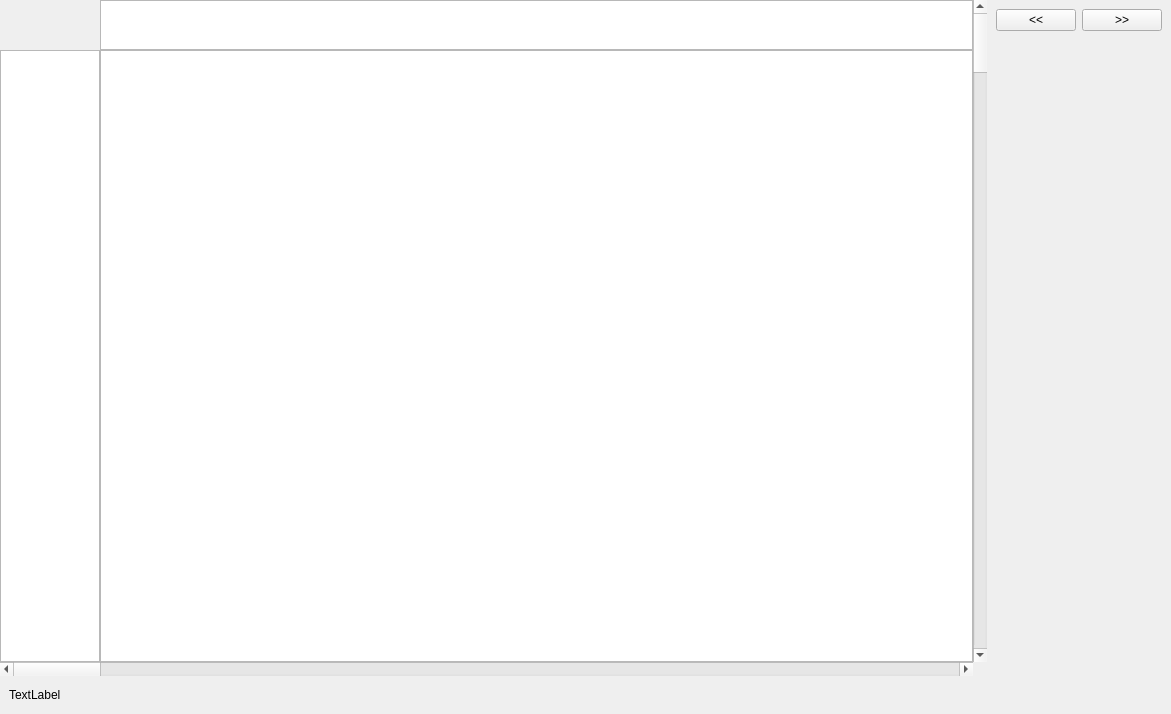
The window that Hotel/chartwindow.ui (End1-1/Cafe5) describes before a commit, drawn with Qt 5.
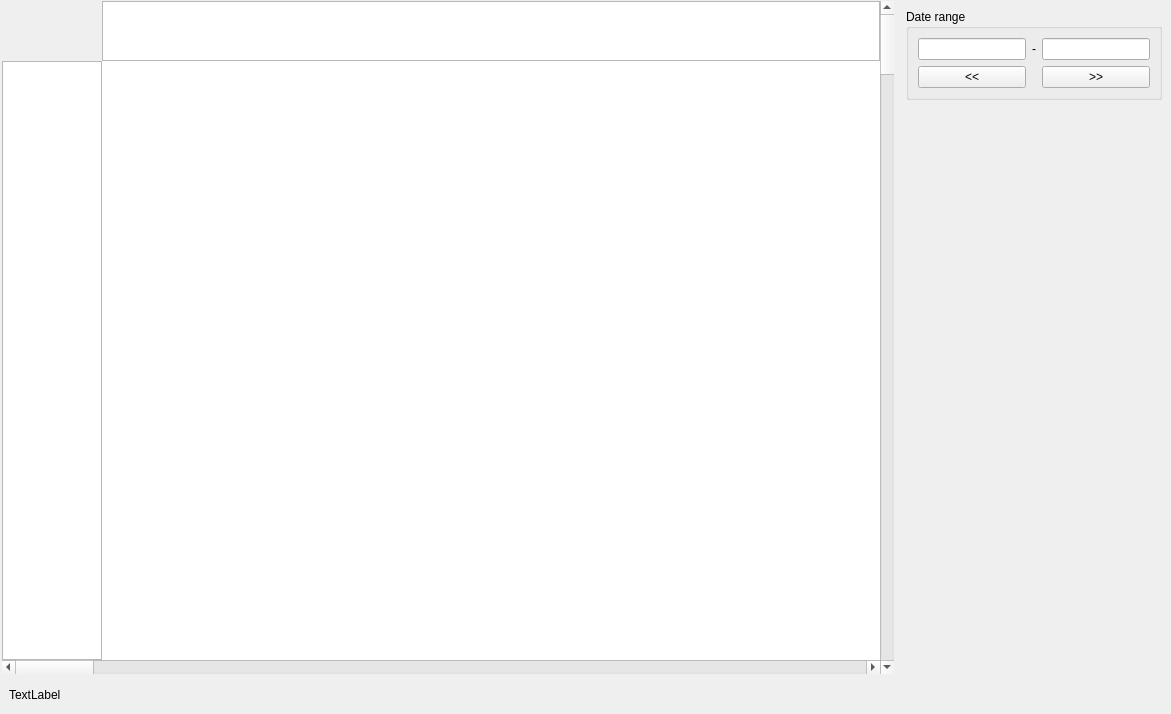
The same window after the commit. Custom widgets are drawn as their Qt base class.

Commit message: Start store output handler

The edit to the form file:
```diff
--- a/Hotel/chartwindow.ui
+++ b/Hotel/chartwindow.ui
@@ -13,7 +13,7 @@
   <property name="windowTitle">
    <string>Form</string>
   </property>
-  <layout class="QGridLayout" name="gridLayout">
+  <layout class="QGridLayout" name="gridLayout_3">
    <property name="leftMargin">
     <number>0</number>
    </property>
@@ -27,45 +27,10 @@
     <number>0</number>
    </property>
    <property name="spacing">
-    <number>0</number>
+    <number>1</number>
    </property>
-   <item row="1" column="2">
-    <widget class="QGraphicsView" name="graphicsView">
-     <property name="minimumSize">
-      <size>
-       <width>0</width>
-       <height>50</height>
-      </size>
-     </property>
-     <property name="maximumSize">
-      <size>
-       <width>16777215</width>
-       <height>50</height>
-      </size>
-     </property>
-    </widget>
-   </item>
-   <item row="2" column="1">
-    <widget class="QGraphicsView" name="graphicsView_3">
-     <property name="minimumSize">
-      <size>
-       <width>100</width>
-       <height>0</height>
-      </size>
-     </property>
-     <property name="maximumSize">
-      <size>
-       <width>100</width>
-       <height>16777215</height>
-      </size>
-     </property>
-    </widget>
-   </item>
-   <item row="2" column="2">
-    <widget class="QGraphicsView" name="graphicsView_2"/>
-   </item>
-   <item row="4" column="0" colspan="5">
-    <widget class="QWidget" name="widget" native="true">
+   <item row="3" column="0" colspan="4">
+    <widget class="QWidget" name="wstatus" native="true">
      <layout class="QHBoxLayout" name="horizontalLayout">
       <item>
        <widget class="QLabel" name="label">
@@ -90,42 +55,186 @@
      </layout>
     </widget>
    </item>
-   <item row="0" column="4" rowspan="4">
-    <widget class="QWidget" name="widget_2" native="true">
-     <layout class="QFormLayout" name="formLayout">
-      <item row="0" column="0">
-       <widget class="QPushButton" name="btnBack">
-        <property name="text">
-         <string>&lt;&lt;</string>
+   <item row="0" column="1" rowspan="2">
+    <widget class="QWidget" name="wchart" native="true">
+     <property name="sizePolicy">
+      <sizepolicy hsizetype="Preferred" vsizetype="Preferred">
+       <horstretch>2</horstretch>
+       <verstretch>2</verstretch>
+      </sizepolicy>
+     </property>
+     <layout class="QGridLayout" name="gridLayout">
+      <property name="leftMargin">
+       <number>1</number>
+      </property>
+      <property name="topMargin">
+       <number>1</number>
+      </property>
+      <property name="rightMargin">
+       <number>1</number>
+      </property>
+      <property name="bottomMargin">
+       <number>1</number>
+      </property>
+      <property name="spacing">
+       <number>0</number>
+      </property>
+      <item row="3" column="0" colspan="2">
+       <widget class="QScrollBar" name="horizontalScrollBar">
+        <property name="orientation">
+         <enum>Qt::Horizontal</enum>
+        </property>
+       </widget>
+      </item>
+      <item row="2" column="1">
+       <widget class="QGraphicsView" name="graphicsView_2">
+        <property name="frameShape">
+         <enum>QFrame::NoFrame</enum>
+        </property>
+        <property name="lineWidth">
+         <number>0</number>
+        </property>
+        <property name="verticalScrollBarPolicy">
+         <enum>Qt::ScrollBarAlwaysOff</enum>
+        </property>
+        <property name="horizontalScrollBarPolicy">
+         <enum>Qt::ScrollBarAlwaysOff</enum>
+        </property>
+        <property name="alignment">
+         <set>Qt::AlignLeading|Qt::AlignLeft|Qt::AlignTop</set>
         </property>
        </widget>
       </item>
       <item row="0" column="1">
-       <widget class="QPushButton" name="btnForward">
-        <property name="text">
-         <string>&gt;&gt;</string>
+       <widget class="QGraphicsView" name="gvDate">
+        <property name="minimumSize">
+         <size>
+          <width>0</width>
+          <height>60</height>
+         </size>
         </property>
+        <property name="maximumSize">
+         <size>
+          <width>16777215</width>
+          <height>60</height>
+         </size>
+        </property>
+        <property name="verticalScrollBarPolicy">
+         <enum>Qt::ScrollBarAlwaysOff</enum>
+        </property>
+        <property name="horizontalScrollBarPolicy">
+         <enum>Qt::ScrollBarAlwaysOff</enum>
+        </property>
+        <property name="alignment">
+         <set>Qt::AlignLeading|Qt::AlignLeft|Qt::AlignTop</set>
+        </property>
        </widget>
       </item>
+      <item row="2" column="0">
+       <widget class="QGraphicsView" name="graphicsView_3">
+        <property name="minimumSize">
+         <size>
+          <width>100</width>
+          <height>0</height>
+         </size>
+        </property>
+        <property name="maximumSize">
+         <size>
+          <width>100</width>
+          <height>16777215</height>
+         </size>
+        </property>
+        <property name="verticalScrollBarPolicy">
+         <enum>Qt::ScrollBarAlwaysOff</enum>
+        </property>
+        <property name="horizontalScrollBarPolicy">
+         <enum>Qt::ScrollBarAlwaysOff</enum>
+        </property>
+        <property name="alignment">
+         <set>Qt::AlignLeading|Qt::AlignLeft|Qt::AlignTop</set>
+        </property>
+       </widget>
+      </item>
+      <item row="0" column="2" rowspan="4">
+       <widget class="QScrollBar" name="verticalScrollBar">
+        <property name="orientation">
+         <enum>Qt::Vertical</enum>
+        </property>
+       </widget>
+      </item>
      </layout>
     </widget>
    </item>
-   <item row="3" column="1" colspan="2">
-    <widget class="QScrollBar" name="horizontalScrollBar">
-     <property name="orientation">
-      <enum>Qt::Horizontal</enum>
-     </property>
-    </widget>
-   </item>
-   <item row="1" column="3" rowspan="2">
-    <widget class="QScrollBar" name="verticalScrollBar">
-     <property name="orientation">
-      <enum>Qt::Vertical</enum>
-     </property>
+   <item row="0" column="3" rowspan="2">
+    <widget class="QWidget" name="wfilter" native="true">
+     <layout class="QGridLayout" name="gridLayout_2">
+      <item row="2" column="0" colspan="3">
+       <widget class="QGroupBox" name="groupBox">
+        <property name="minimumSize">
+         <size>
+          <width>0</width>
+          <height>60</height>
+         </size>
+        </property>
+        <property name="title">
+         <string>Date range</string>
+        </property>
+        <layout class="QGridLayout" name="gridLayout_4">
+         <item row="0" column="0">
+          <widget class="C5DateEdit" name="deStart"/>
+         </item>
+         <item row="1" column="0">
+          <widget class="QPushButton" name="btnBack">
+           <property name="text">
+            <string>&lt;&lt;</string>
+           </property>
+          </widget>
+         </item>
+         <item row="0" column="1">
+          <widget class="QLabel" name="label_2">
+           <property name="text">
+            <string>-</string>
+           </property>
+          </widget>
+         </item>
+         <item row="0" column="2">
+          <widget class="C5DateEdit" name="deEnd"/>
+         </item>
+         <item row="1" column="2">
+          <widget class="QPushButton" name="btnForward">
+           <property name="text">
+            <string>&gt;&gt;</string>
+           </property>
+          </widget>
+         </item>
+        </layout>
+       </widget>
+      </item>
+      <item row="6" column="2">
+       <spacer name="verticalSpacer">
+        <property name="orientation">
+         <enum>Qt::Vertical</enum>
+        </property>
+        <property name="sizeHint" stdset="0">
+         <size>
+          <width>20</width>
+          <height>40</height>
+         </size>
+        </property>
+       </spacer>
+      </item>
+     </layout>
     </widget>
    </item>
   </layout>
  </widget>
+ <customwidgets>
+  <customwidget>
+   <class>C5DateEdit</class>
+   <extends>QLineEdit</extends>
+   <header location="global">c5dateedit.h</header>
+  </customwidget>
+ </customwidgets>
  <resources/>
  <connections/>
 </ui>
```
The commit also changes 94 other files.
